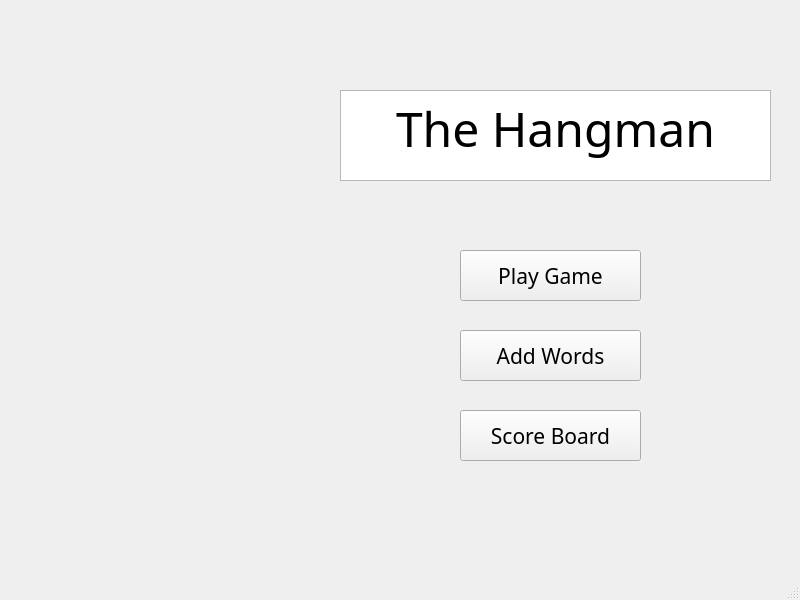
Above: Software/TheHangman/mainwindow.ui from michaelrenoo/TheHangman before the change. Below: the same form after it.
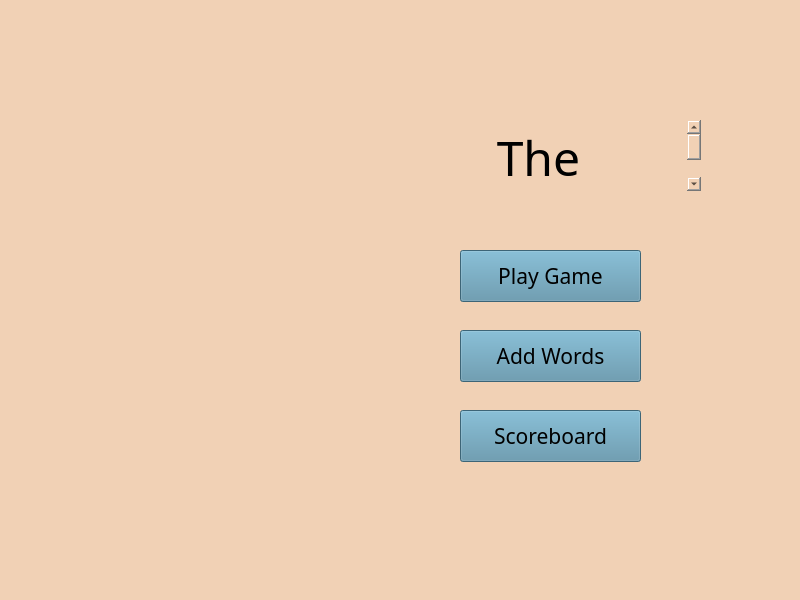
That is the form after the change. Icons and pictures are not drawn.

Commit message: Added colors to the game

```diff
--- a/Software/TheHangman/mainwindow.ui
+++ b/Software/TheHangman/mainwindow.ui
@@ -19,14 +19,17 @@
   <property name="windowTitle">
    <string>The Hangman</string>
   </property>
+  <property name="styleSheet">
+   <string notr="true">background-color: #F1D1B5;</string>
+  </property>
   <widget class="QWidget" name="centralwidget">
    <widget class="QTextEdit" name="gameTitleTextEdit">
     <property name="geometry">
      <rect>
-      <x>340</x>
-      <y>90</y>
-      <width>431</width>
-      <height>91</height>
+      <x>390</x>
+      <y>120</y>
+      <width>311</width>
+      <height>71</height>
      </rect>
     </property>
     <property name="font">
@@ -34,6 +37,9 @@
       <family>MS Reference Sans Serif</family>
      </font>
     </property>
+    <property name="frameShape">
+     <enum>QFrame::NoFrame</enum>
+    </property>
     <property name="sizeAdjustPolicy">
      <enum>QAbstractScrollArea::AdjustToContents</enum>
     </property>
@@ -54,7 +60,7 @@
       <x>460</x>
       <y>250</y>
       <width>181</width>
-      <height>51</height>
+      <height>52</height>
      </rect>
     </property>
     <property name="font">
@@ -66,6 +72,15 @@
     <property name="autoFillBackground">
      <bool>false</bool>
     </property>
+    <property name="styleSheet">
+     <string notr="true">QPushButton {
+	background-color: #568EA6;
+}
+
+QPushButton:pressed {
+	background-color: #305F72;
+}</string>
+    </property>
     <property name="text">
      <string>Play Game</string>
     </property>
@@ -76,7 +91,7 @@
       <x>460</x>
       <y>330</y>
       <width>181</width>
-      <height>51</height>
+      <height>52</height>
      </rect>
     </property>
     <property name="font">
@@ -85,6 +100,15 @@
       <pointsize>16</pointsize>
      </font>
     </property>
+    <property name="styleSheet">
+     <string notr="true">QPushButton {
+	background-color: #568EA6;
+}
+
+QPushButton:pressed {
+	background-color: #305F72;
+}</string>
+    </property>
     <property name="text">
      <string>Add Words</string>
     </property>
@@ -95,7 +119,7 @@
       <x>460</x>
       <y>410</y>
       <width>181</width>
-      <height>51</height>
+      <height>52</height>
      </rect>
     </property>
     <property name="font">
@@ -104,8 +128,17 @@
       <pointsize>16</pointsize>
      </font>
     </property>
+    <property name="styleSheet">
+     <string notr="true">QPushButton {
+	background-color: #568EA6;
+}
+
+QPushButton:pressed {
+	background-color: #305F72;
+}</string>
+    </property>
     <property name="text">
-     <string>Score Board</string>
+     <string>Scoreboard</string>
     </property>
    </widget>
    <widget class="QLabel" name="gameLogoLabel">
@@ -118,7 +151,7 @@
      </rect>
     </property>
     <property name="autoFillBackground">
-     <bool>true</bool>
+     <bool>false</bool>
     </property>
     <property name="text">
      <string/>
```
The commit also changes 15 other files.
